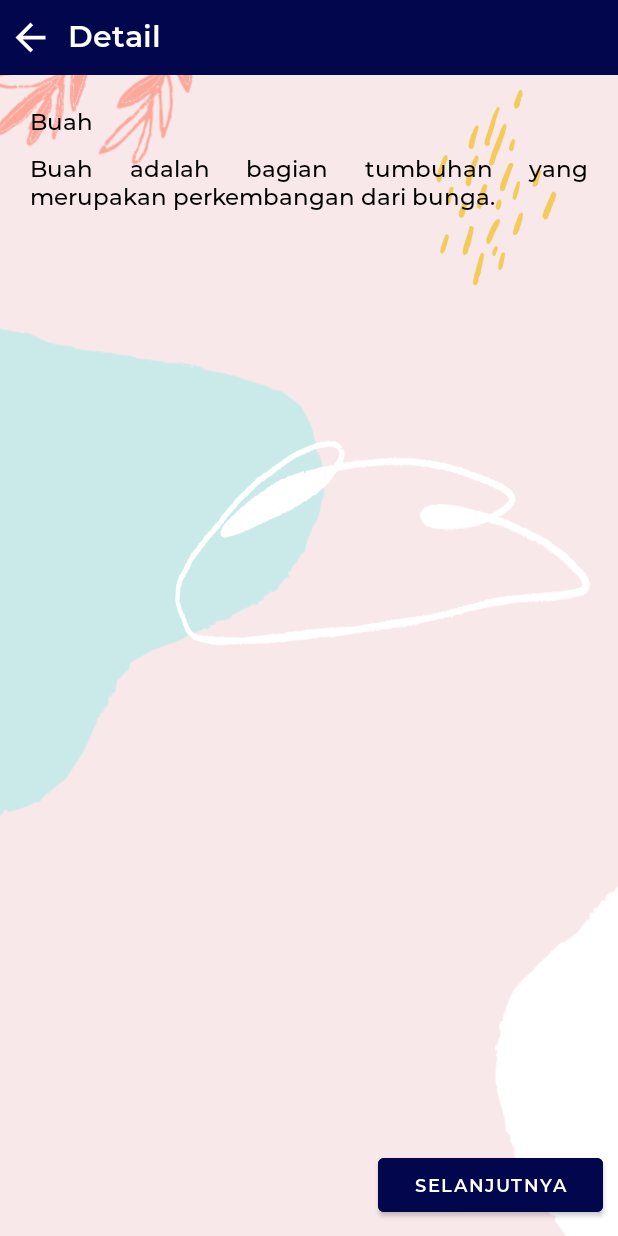
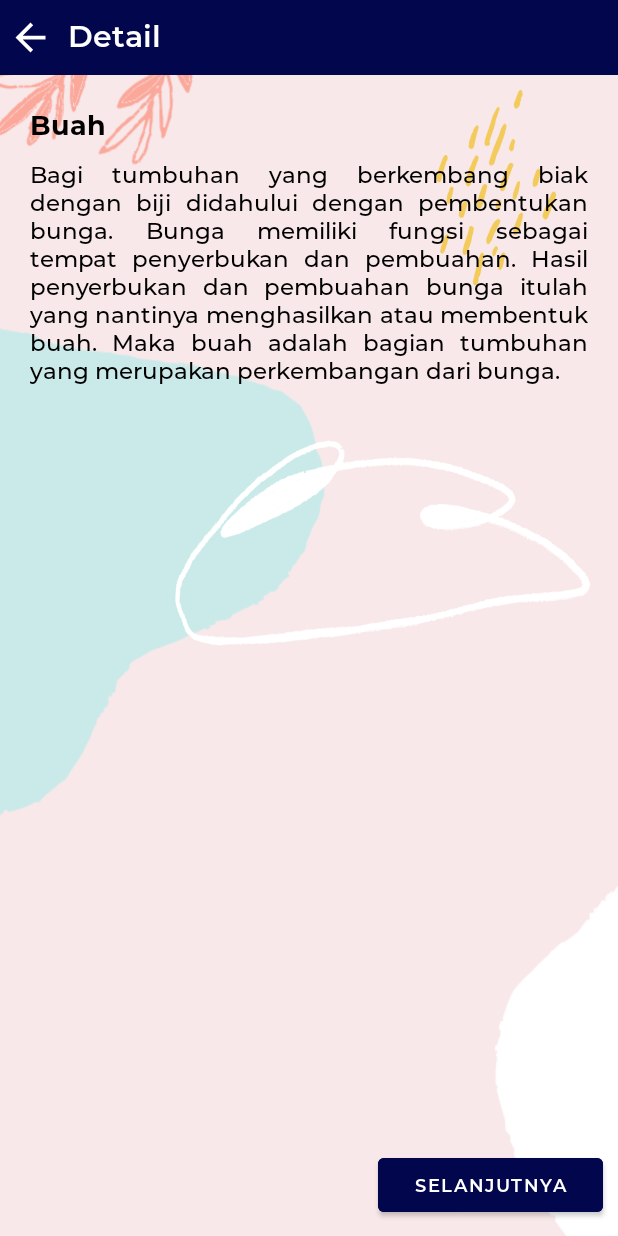
Before and after one commit to Akbaraadis/MengenalTumbuhan, an Android app: the screen it shows after launch (DetailActivity), after a tap on "Buah", on a phone screen of 412 x 824 dp. Run offline under Robolectric (Android 15) with nearby library versions, the phone set to English and light mode, and no system bars; our stand-ins replace CircleImageView; pictures from the network do not load.

Commit message:
Revisi splash, materi

```diff
--- a/app/src/main/java/com/project/mengenalbagiantumbuhan/data/Materi_Data.kt
+++ b/app/src/main/java/com/project/mengenalbagiantumbuhan/data/Materi_Data.kt
@@ -35,13 +35,15 @@ object Materi_Data {
         "Akar  adalah  bagian  tumbuhan  yang  menghubungkan  bagian  tubuh tanaman dengan tanah atau media tempat tanaman tersebut tumbuh. Akar umumnya tumbuh ke bawah tanah searah dengan gaya gravitasi bumi.",
         "Batang adalah bagian tanaman yang menempel pada akar dan berada di atas permukaan tanah. Arah pertumbuhan batang berlawanan dengan akar. Umumnya batang tumbuh mengikuti arah sinar matahari. Batang merupakan bagian tanaman tempat keluar dan menempelnya bagian daun, bunga, dan buah. Beberapa jenis tanaman memiliki batang yang bercabang dan beberapa jenis lainnya tidak. Beberapa jenis tanaman juga memiliki batang yang berkayu dan beberapa jenis yang lainnya tidak.",
         "Daun adalah bagian dari tumbuhan yang berfungsi memasak makanan dan pada umumnya memberikan warna hijau yang cukup dominan pada tumbuhan. Daun tumbuh dan menempel pada bagian batang pohon.",
-        "Buah adalah bagian tumbuhan yang merupakan perkembangan dari bunga.",
-        "Struktur tumbuhan yang terakhir adalah bunga. Bunga berperan sebagai organ reproduksi pada tanaman. ",
-        "Biji merupakan hasil dari pembuahan yang terjadi akibat penyerbukan antara serbuk sari dan sel telur pada putik. Jika biji ditanam akan tumbuh menjadi tumbuhan baru. Biji memiliki keping. Biji ada yang berkeping satu dan ada yang berkeping dua. Biji berkeping satu disebut monokotil dan biji berkeping dua disebut dikotil. Biji penting mempertahankan kelestarian tumbuhannya.",
+        "Bagi tumbuhan yang berkembang biak dengan biji didahului dengan pembentukan bunga. Bunga memiliki fungsi sebagai tempat penyerbukan dan pembuahan. Hasil penyerbukan dan pembuahan bunga itulah yang nantinya menghasilkan atau membentuk buah. Maka buah adalah bagian tumbuhan yang merupakan perkembangan dari bunga.",
+        "Struktur tumbuhan yang selanjutnya adalah bunga. Sebelum suatu tumbuhan mati, biasanya dihasilkan suatu alat yang nantinya dapat menggantikannya menjadi tumbuhan baru. Alat-alat yang demikian dinamakan alat-alat perkembangbiakan. Nah bunga berperan sebagai organ reproduksi pada tanaman.",
+        "Biji merupakan hasil dari pembuahan yang terjadi akibat penyerbukan antara serbuk sari dan sel telur pada putik. Jika biji ditanam, akan tumbuh menjadi tumbuhan baru. Biji memiliki keping. Biji ada yang berkeping satu dan ada yang berkeping dua. Biji berkeping satu disebut monokotil dan biji berkeping dua disebut dikotil. Biji penting mempertahankan kelestarian tumbuhannya.",
         "1.\tBuku Guru SD/MI Kelas IV Tematik Tema 3 “Peduli Terhadap Makhluk Hidup” tahun 2017\n" +
                 "2.\tBuku Siswa SD/MI Kelas IV Tematik Tema 3 “Peduli Terhadap Makhluk Hidup” tahun 2017\n" +
                 "3.\tKompas.com. 2020. Siswa Kelas IV SD, Ayo Belajar Bentuk dan Fungsi Tumbuhan. Diakses melalui https://www.kompas.com/edu/read/2020/03/31/110924371/siswa-kelas-iv-sd-ayo-belajar-bentuk-dan-fungsi-tumbuhan?page=all.\n" +
-                "4.\tMateri Pertanian. 2021. Pengertian Biji, Macam, Fungsi, Bagian, dan Strukturnya. Diakses melalui https://dosenpertanian.com/pengertian-biji/ \n",
+                "4.\tMateri Pertanian. 2021. Pengertian Biji, Macam, Fungsi, Bagian, dan Strukturnya. Diakses melalui https://dosenpertanian.com/pengertian-biji/ \n" +
+                "5.\thttp://repository.uki.ac.id/195/1/MORFOLOGI%20TUMBUHAN.pdf\n" +
+                "6.\tBu Guru. 2021. Fungsi Biji. Diakses melalui https://materi.co.id/biji/ \n",
         "Bismillahirrahmanirrahim..\n" +
                 "Assalamualaikum wr.wb. \n" +
                 "Puji serta syukur penulis panjatkan kehadirat Allah SWT karena atas rahmat dan hidayah-Nya, penulis dapat menyusun e-book berbasis aplikasi android dengan materi bagian tubuh tumbuhan dan fungsinya untuk siswa kelas IV Sekolah Dasar.\n" +
@@ -99,7 +101,7 @@ object Materi_Data {
         R.drawable.menu1_daun,
         R.drawable.menu1_buah,
         R.drawable.menu1_bunga,
-        0,
+        R.drawable.menu1_biji,
         0,
         0,
         0,
@@ -125,11 +127,14 @@ object Materi_Data {
         "Akar dapat digolongkan ke dalam dua jenis, yaitu akar serabut dan akar tunggang. Akar serabut berbentuk serabut berukuran kecil-kecil. Akar serabut tidak memiliki akar utama sehingga ukuran akar yang satu dengan yang lainnya relatif sama. Tanaman yang memiliki akar serabut umumnya merupakan golongan monokotil (biji berkeping satu). Contoh tanaman yang berakar serabut adalah padi, pohon kelapa, dan rumput-rumputan.\n" +
                 "\n" + "Sementara itu, akar tunggang terdiri dari satu akar induk berukuran cukup besar. Pada bagian akar induk, tumbuh akar-akar cabang dengan ukuran yang lebih kecil. Tanaman yang memiliki akar tunggang umumnya merupakan golongan dikotil (biji berkeping dua). Contoh tanaman yang berakar tunggang adalah pohon mangga, jambu, dan jeruk.\n" +
                 "\n" + "Selain akar serabut dan akar tunggang, terdapat beberapa jenis akar khusus, yaitu akar tunjang (pandan), akar gantung (beringin), akar hisap (benalu), akar lekat (sirih), dan umbi akar (singkong).\n",
-        "Berdasarkan kambiumnya, terdapat batang yang berkambium dan batang yang tidak berkambium. Contoh tanaman yang memiliki batang ber-kambium adalah mangga. \n" +
-                "\n" + "Sementara itu, contoh tanaman yang batangnya tidak berkambium adalah kelapa. Batang tanaman dapat pula dibedakan berdasarkan bentuknya, yaitu batang berkayu seperti pada jambu, batang basah seperti pada bayam, dan batang rumput seperti pada padi.",
+        "Berdasarkan kambiumnya, terdapat batang yang berkambium dan batang yang tidak berkambium. Contoh tanaman yang memiliki batang berkambium adalah mangga. Sementara itu, contoh tanaman yang batangnya tidak berkambium adalah kelapa. \n" +
+                "\n" + "Batang tanaman dapat pula dibedakan berdasarkan bentuknya, yaitu batang berkayu dengan ciri-ciri kuat dan keras, seperti pada jambu. Batang basah dengan ciri-ciri lunak dan berair, seperti pada bayam. Dan batang rumput dengan ciri-ciri tidak keras, punya ruas-ruas yang nyata, sering berongga, contohnya seperti pada padi.\n",
         "Berdasarkan bentuk tulang daunnya, daun dibedakan menjadi daun bertulang daun menyirip, menjari, melengkung, dan sejajar. \n" +
                 "\n" + "Contoh daun menyirip adalah daun mangga. Contoh daun menjari adalah daun pepaya. Contoh daun melengkung adalah daun sirih. Contoh daun sejajar adalah daun jagung.",
-        "Biji buah berfungsi sebagai bakal tumbuhan baru, sedangkan daging buah merupakan tempat menyimpan cadangan makanan. Buah yang berwarna mencolok akan menarik hewan untuk memakannya sehingga membantu proses penyebaran biji.",
+        "Fungsi buah ialah tempat penyimpanan cadangan makanan, membungkus dan melindungi biji. Buah memiliki bagian-bagian yang masing-masing bagian memiliki fungsi, di antaranya:\n" +
+                "a.\tBiji buah berfungsi sebagai bakal tumbuhan baru, \n" +
+                "b.\tSedangkan daging buah merupakan tempat menyimpan cadangan makanan. \n" +
+                "Buah yang berwarna mencolok akan menarik hewan untuk memakannya.\n",
         "Fungsi bunga bagi tumbuhan adalah sebagai perhiasan tumbuhan dan tempat berlangsungnya perkembangbiakan tumbuhan. Di bunga ada putik dan benang sari. Bunga-bunga terlihat cantik untuk menarik perhatian serangga dan hewan lainnya. Serangga dan hewan yang tertarik pada bunga ini membantu proses penyerbukan pada tumbuhan. Caranya dengan membantu menaruh serbuk sari di bagian putik pada bunga. Setelah putik menerima serbuk sari, nantinya akan tumbuh buah dari bakal biji.",
         "0",
         "0",
--- a/app/src/main/res/layout/activity_detail.xml
+++ b/app/src/main/res/layout/activity_detail.xml
@@ -61,8 +61,8 @@
                 android:layout_height="wrap_content"
                 tools:text="Akar"
                 android:layout_marginTop="20dp"
-                style="@style/textcontentblack"/>
-
+                style="@style/textcontentheadblack"/>
+s
             <TextView
                 android:id="@+id/detail_tv_paragraf"
                 android:layout_width="wrap_content"
@@ -135,6 +135,16 @@
 
             <ImageView
                 android:visibility="gone"
+                android:id="@+id/detail_iv_batang2"
+                android:layout_width="250dp"
+                android:layout_height="120dp"
+                android:scaleType="fitXY"
+                android:src="@drawable/menu2_batang"
+                android:layout_gravity="center"
+                android:layout_marginTop="10dp"/>
+
+            <ImageView
+                android:visibility="gone"
                 android:id="@+id/detail_iv_menu2"
                 android:layout_width="250dp"
                 android:layout_height="220dp"
@@ -200,6 +210,26 @@
                 android:layout_height="180dp"
                 android:scaleType="fitXY"
                 android:src="@drawable/menu2_daun2"
+                android:layout_gravity="center"
+                android:layout_marginTop="10dp"/>
+
+            <TextView
+                android:visibility="gone"
+                android:id="@+id/detail_tv_batang1"
+                android:layout_width="wrap_content"
+                android:layout_height="wrap_content"
+                android:text="@string/materi1_batang"
+                style="@style/textcontentblack"
+                android:layout_marginTop="20dp"
+                android:justificationMode="inter_word"/>
+
+            <ImageView
+                android:visibility="gone"
+                android:id="@+id/detail_iv_batang1"
+                android:layout_width="250dp"
+                android:layout_height="180dp"
+                android:scaleType="fitXY"
+                android:src="@drawable/menu1_batang2"
                 android:layout_gravity="center"
                 android:layout_marginTop="10dp"/>
 
--- a/app/src/main/res/layout/activity_splash.xml
+++ b/app/src/main/res/layout/activity_splash.xml
@@ -8,6 +8,7 @@
 
     <ImageView
         android:id="@+id/icon_tut_wuri"
+        android:visibility="gone"
         android:layout_width="50dp"
         android:layout_height="50dp"
         android:src="@drawable/icon_tut_wuri"
--- a/app/src/main/res/values/strings.xml
+++ b/app/src/main/res/values/strings.xml
@@ -10,4 +10,6 @@
     <string name="materi2_daun">Selain dibedakan berdasarkan bentuk pertulang daunnya, daun juga dibedakan berdasarkan jumlah helai daun pada setiap tangkainya, yaitu daun tunggal dan majemuk. \n\nDaun tunggal adalah daun yang berjumlah satu helai dalam setiap tangkainya, contohnya daun jambu. Daun majemuk adalah daun yang terdiri dari beberapa helai dalam setiap tangkainya, contohnya daun putri malu.</string>
     <string name="materi_telah_selesai_silahkan_kembali_ke_menu_utama">Materi telah selesai, silahkan kembali ke menu utama</string>
     <string name="lainnya">Lainnya</string>
+    <string name="materi1_batang">Pada batang, terdapat buku-buku batang dan ruas. Buku batang adalah tempat melekat/duduk daun. Sedangkan ruas batang adalah jarak antar buku-buku. Seperti pada gambar berikut ini:</string>
+    <string name="buah">"<b>" + buah + "</b>"</string>
 </resources>
--- a/app/src/main/res/values/themes.xml
+++ b/app/src/main/res/values/themes.xml
@@ -35,6 +35,13 @@
         <item name="android:textAlignment">center</item>
     </style>
 
+    <style name="textcontentheadblack">
+        <item name="fontFamily">@font/montserrat_bold</item>
+        <item name="android:textSize">18sp</item>
+        <item name="android:textColor">@color/black</item>
+        <item name="android:textAlignment">textStart</item>
+    </style>
+
     <style name="textcontentblack">
         <item name="fontFamily">@font/montserrat_medium</item>
         <item name="android:textSize">15sp</item>
```
Also changed, not shown: app/src/main/java/com/project/mengenalbagiantumbuhan/data/Constants.kt (+11 -11 lines), app/src/main/java/com/project/mengenalbagiantumbuhan/ui/detail/DetailActivity.kt (+48 -6 lines), app/src/main/res/drawable/menu1_batang.png, app/src/main/res/drawable/menu1_batang2.PNG (added), app/src/main/res/drawable/menu1_biji.PNG (added), app/src/main/res/drawable/menu2_batang.PNG (added), app/src/main/res/drawable/menu3_akar.png, app/src/main/res/drawable/menu3_batang.png, app/src/main/res/drawable/menu3_daun.png, app/src/main/res/drawable/quiz_31_rev.PNG (added).
